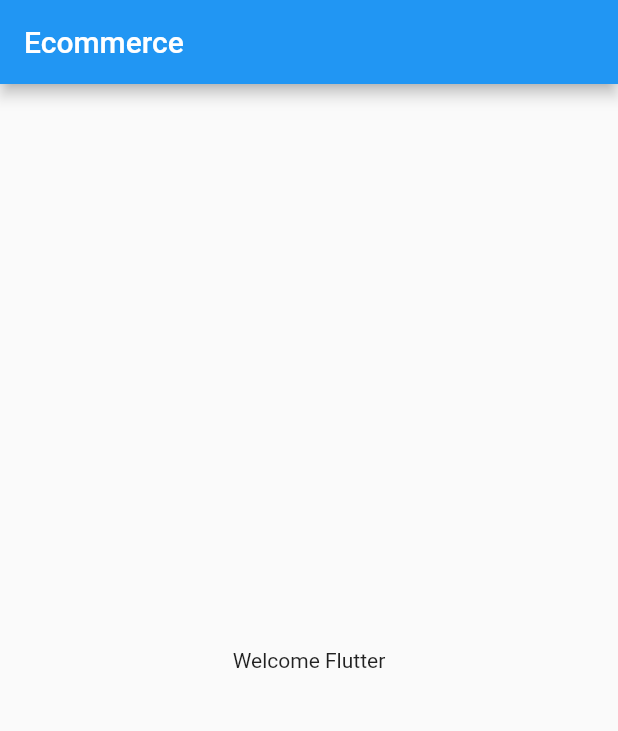
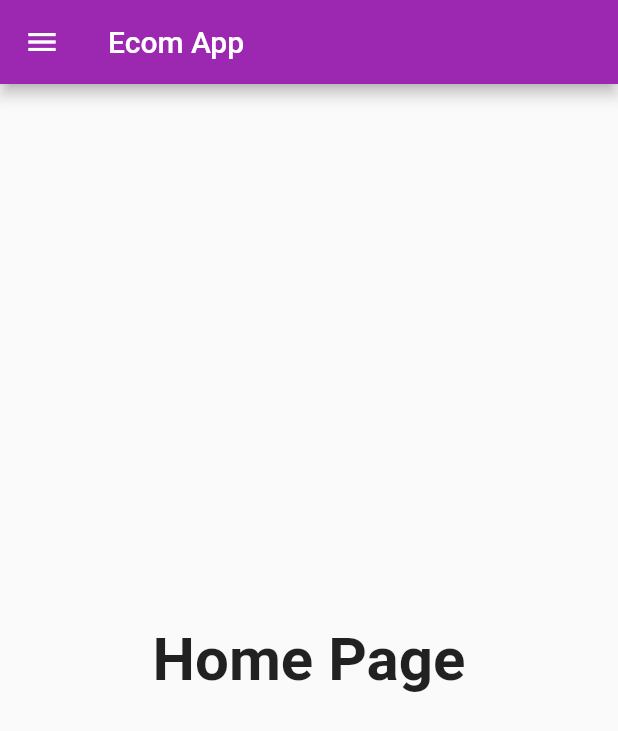
Before and after one commit to akshatjain2k/Ecom-App, a Flutter app: the screen it shows after launch, on a phone screen of 412 x 824 dp. Shown: the top 731 px of the screen. Run offline on Flutter 3.47's test engine with Material 2 defaults, Android fonts, the phone set to English and light mode, and no system bars.

Commit message:
3rd commit

```diff
--- a/apk/lib/main.dart
+++ b/apk/lib/main.dart
@@ -1,5 +1,6 @@
-import 'package:apk/home_page.dart';
+import 'package:apk/pages/login_page.dart';
 import 'package:flutter/material.dart';
+import 'pages/home_page.dart';
 
 void main() {
   runApp(MyApp());
@@ -10,10 +11,16 @@ class MyApp extends StatelessWidget {
 
   @override
   Widget build(BuildContext context) {
-    // String s = "Flutter";
     return MaterialApp(
       debugShowCheckedModeBanner: false,
-      home: HomePage(),
+      themeMode: ThemeMode.light,
+      theme: ThemeData(primarySwatch: Colors.purple),
+      darkTheme: ThemeData(brightness: Brightness.dark),
+      initialRoute: "/home",
+      routes: {
+        "/": (context) => HomePage(),
+        "/login": (context) => LoginPage(),
+      },
     );
   }
 }
--- a/apk/lib/home_page.dart
+++ b/apk/lib/pages/home_page.dart
@@ -7,15 +7,17 @@ class HomePage extends StatelessWidget {
   Widget build(BuildContext context) {
     return Scaffold(
       appBar: AppBar(
-        title: Text("Ecommerce"),
+        title: Text("Ecom App"),
       ),
       body: Center(
         child: Container(
           child: Text(
-            "Welcome Flutter",
+            "Home Page",
+            style: TextStyle(fontSize: 40, fontWeight: FontWeight.bold),
           ),
         ),
       ),
+      drawer: Drawer(),
     );
   }
 }
```
Also changed, not shown: apk/lib/pages/login_page.dart (added, +21 -0 lines).
